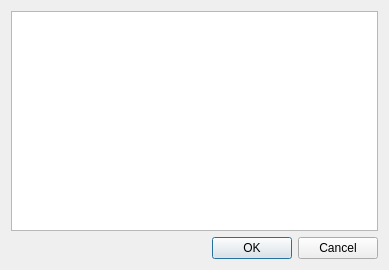
tomahawk-player/tomahawk, file src/GetNewStuffDialog.ui: the form before one commit.
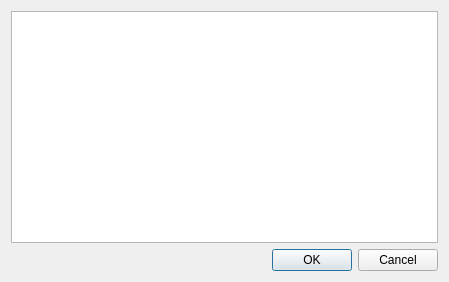
The form after the commit.

Commit message: Slightly wider dialog

```diff
--- a/src/GetNewStuffDialog.ui
+++ b/src/GetNewStuffDialog.ui
@@ -6,8 +6,8 @@
    <rect>
     <x>0</x>
     <y>0</y>
-    <width>389</width>
-    <height>270</height>
+    <width>449</width>
+    <height>282</height>
    </rect>
   </property>
   <property name="windowTitle">
```
